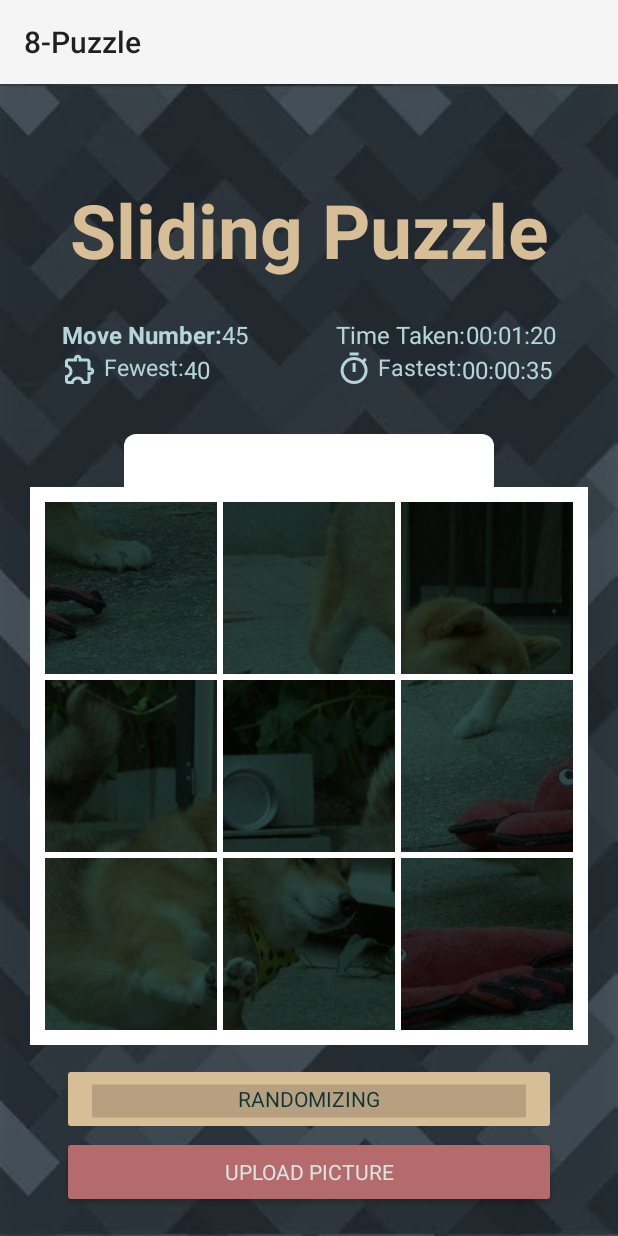
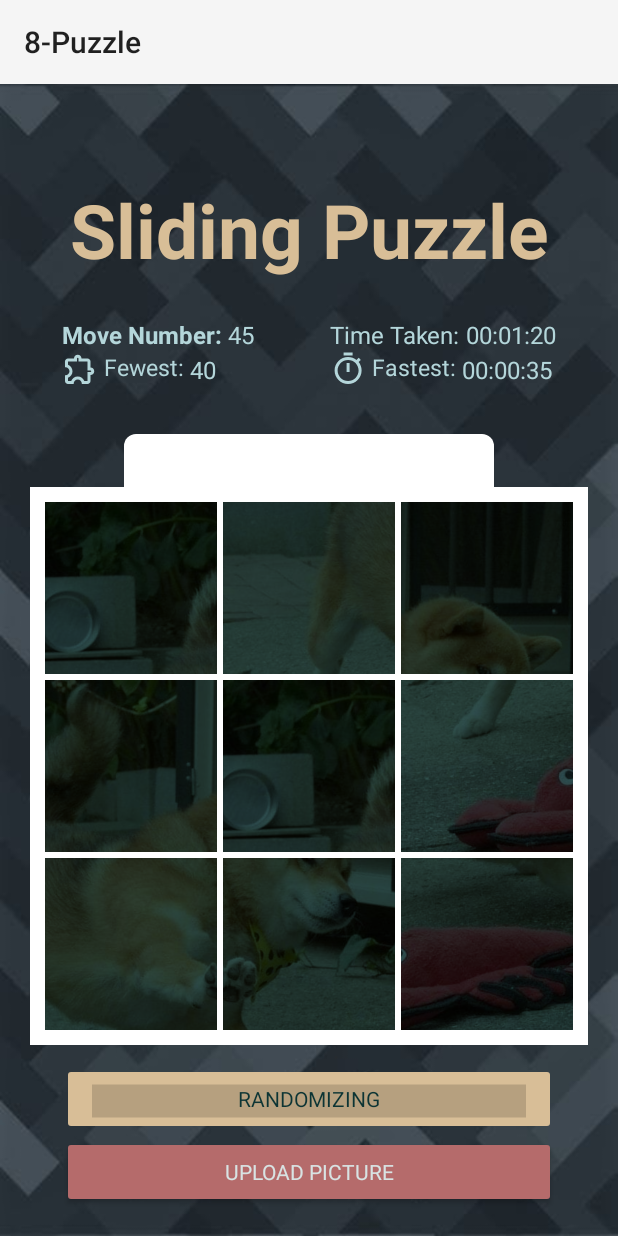
Before and after one commit to memgonzales/sliding-puzzle, an Android app: the screen it shows after launch (NPuzzleActivity), after a tap on "SHUFFLE", on a phone screen of 412 x 824 dp. Run offline under Robolectric (Android 15) with nearby library versions, the phone set to English and light mode, and no system bars; Roboto replaces fonts that are not available here.

Commit message:
Resolve spacing issues and update blank tile on shuffle

```diff
--- a/app/src/main/java/com/gonzales/mark/n_puzzle/MoveUtil.kt
+++ b/app/src/main/java/com/gonzales/mark/n_puzzle/MoveUtil.kt
@@ -2,8 +2,6 @@ package com.gonzales.mark.n_puzzle
 
 class MoveUtil {
     companion object {
-        private const val MAX_NUM_NEIGHBORS = 4
-
         fun canMoveTile(
             direction: FlingDirection,
             position: Int,
--- a/app/src/main/java/com/gonzales/mark/n_puzzle/NPuzzleActivity.kt
+++ b/app/src/main/java/com/gonzales/mark/n_puzzle/NPuzzleActivity.kt
@@ -177,6 +177,18 @@ class NPuzzleActivity : AppCompatActivity() {
         gvgPuzzle.adapter = TileAdapter(tileImages, tileDimen, tileDimen)
     }
 
+    private fun displayBlankPuzzle() {
+        for ((position, tile) in puzzleState.withIndex()) {
+            if (position == blankTilePos) {
+                tileImages[blankTilePos].setImageBitmap(blankImageChunks[blankTilePos])
+            } else {
+                tileImages[position].setImageBitmap(blankImageChunks[tile])
+            }
+        }
+
+        gvgPuzzle.adapter = TileAdapter(tileImages, tileDimen, tileDimen)
+    }
+
     private fun moveTile(direction: FlingDirection, position: Int) {
         if (!isPuzzleGridFrozen) {
             if (MoveUtil.canMoveTile(direction, position, blankTilePos, NUM_COLUMNS)) {
@@ -231,14 +243,6 @@ class NPuzzleActivity : AppCompatActivity() {
         btnShuffle.isEnabled = true
     }
 
-    private fun displayBlankPuzzle() {
-        for ((position, tile) in puzzleState.withIndex()) {
-            tileImages[position].setImageBitmap(blankImageChunks[tile])
-        }
-
-        gvgPuzzle.adapter = TileAdapter(tileImages, tileDimen, tileDimen)
-    }
-
     private fun showTileAt(position: Int) {
         tileImages[position].setImageBitmap(imageChunks[puzzleState[position]])
         gvgPuzzle.adapter = TileAdapter(tileImages, tileDimen, tileDimen)
--- a/app/src/main/res/values/strings.xml
+++ b/app/src/main/res/values/strings.xml
@@ -4,12 +4,12 @@
     <string name="inversions">Counting Inversions</string>
     <string name="randomized">Solve</string>
     <string name="tv_title">Sliding Puzzle</string>
-    <string name="tv_move">Move Number:</string>
+    <string name="tv_move">Move Number:&#xA0;</string>
     <string name="tv_move_number">45</string>
-    <string name="tv_fewest">Fewest:</string>
+    <string name="tv_fewest">Fewest:&#xA0;</string>
     <string name="tv_fewest_moves">40</string>
-    <string name="tv_time">Time Taken:</string>
-    <string name="tv_fastest">Fastest:</string>
+    <string name="tv_time">Time Taken:&#xA0;</string>
+    <string name="tv_fastest">Fastest:&#xA0;</string>
     <string name="tv_time_taken">00:01:20</string>
     <string name="btn_shuffle">Shuffle</string>
     <string name="btn_upload">Upload Picture</string>
```
